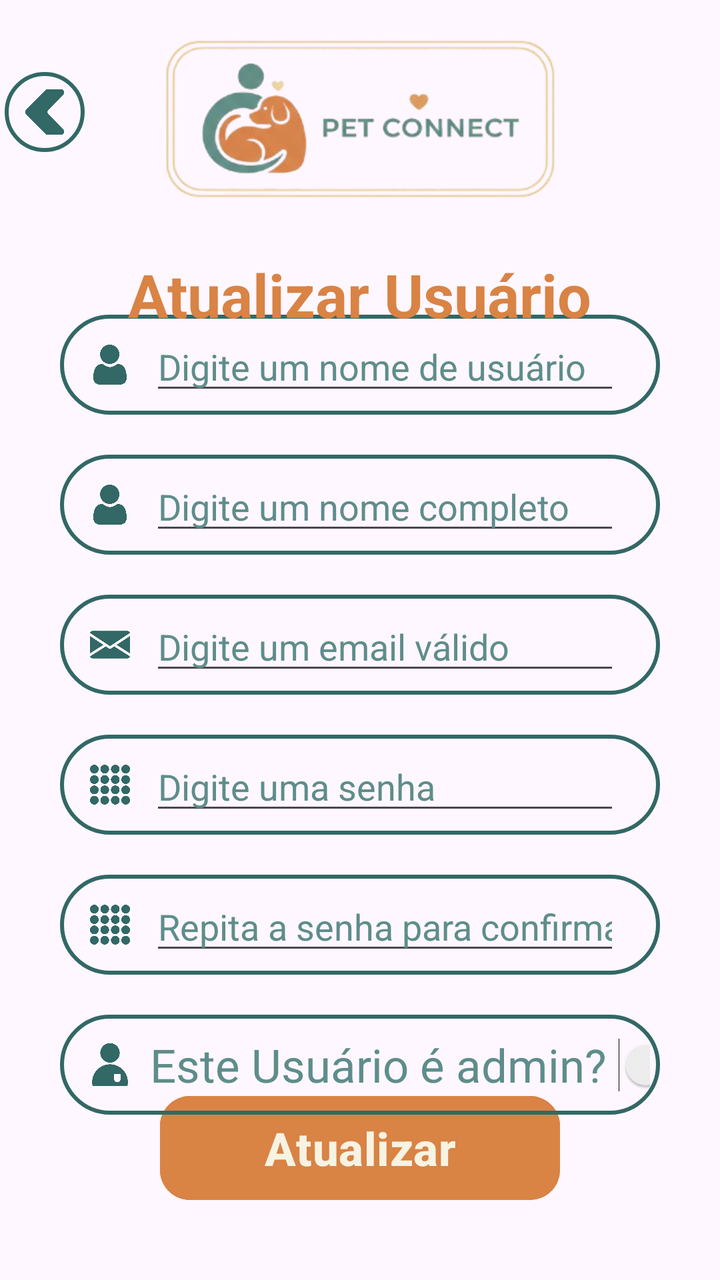
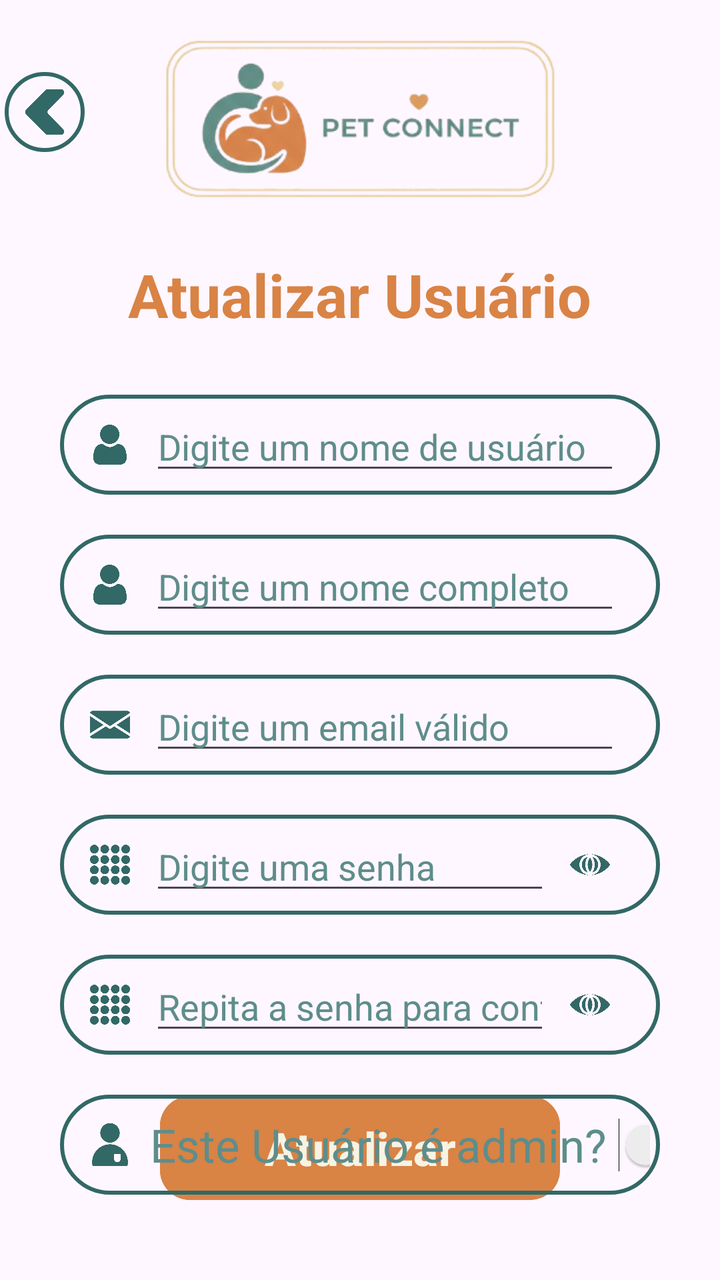

Two renders of the same Android screen: before a commit and after it. Below are the layout's source before the change and the commit's diff.
<!-- AndroidManifest.xml: application theme Theme.Android -->
<!-- res/layout/activity_user_update.xml -->
<?xml version="1.0" encoding="utf-8"?>
<androidx.constraintlayout.widget.ConstraintLayout xmlns:android="http://schemas.android.com/apk/res/android"
    xmlns:app="http://schemas.android.com/apk/res-auto"
    xmlns:tools="http://schemas.android.com/tools"
    android:id="@+id/main"
    android:layout_width="match_parent"
    android:layout_height="match_parent"
    tools:context=".ui.user.update.UpdateActivity">

    <Button
        android:id="@+id/btnUpdate"
        android:layout_width="0dp"
        android:layout_height="60dp"
        android:layout_marginStart="80dp"
        android:layout_marginEnd="80dp"
        android:layout_marginBottom="36dp"
        android:backgroundTint="@color/orange"
        android:text="@string/textBtnUpdate"
        android:textColor="@color/beige"
        android:textSize="23sp"
        android:textStyle="bold"
        app:cornerRadius="15dp"
        app:layout_constraintBottom_toBottomOf="parent"
        app:layout_constraintEnd_toEndOf="parent"
        app:layout_constraintHorizontal_bias="0.0"
        app:layout_constraintStart_toStartOf="parent" />

    <LinearLayout
        android:layout_width="0dp"
        android:layout_height="wrap_content"
        android:layout_marginStart="30dp"
        android:layout_marginEnd="30dp"
        android:orientation="vertical"
        app:layout_constraintBottom_toTopOf="@+id/btnUpdate"
        app:layout_constraintEnd_toEndOf="parent"
        app:layout_constraintHorizontal_bias="0.0"
        app:layout_constraintStart_toStartOf="parent"
        app:layout_constraintTop_toBottomOf="@+id/textView11"
        app:layout_constraintVertical_bias="0.433">

        <LinearLayout
            android:layout_width="match_parent"
            android:layout_height="wrap_content"
            android:layout_marginBottom="20dp"
            android:background="@drawable/bg_input_blue"
            android:orientation="horizontal"
            android:padding="5dp">

            <ImageView
                android:id="@+id/imageView59"
                android:layout_width="40dp"
                android:layout_height="40dp"
                android:layout_weight="0"
                android:padding="10dp"
                android:tint="@color/blueDark"
                app:srcCompat="@drawable/ic_user" />

            <EditText
                android:id="@+id/txUser_update"
                android:layout_width="wrap_content"
                android:layout_height="40dp"
                android:layout_marginRight="15dp"
                android:layout_weight="1"
                android:ems="10"
                android:hint="@string/textInputUser"
                android:inputType="text"
                android:textColor="@color/orange"
                android:textColorHint="@color/blue" />
        </LinearLayout>

        <LinearLayout
            android:layout_width="match_parent"
            android:layout_height="wrap_content"
            android:layout_marginBottom="20dp"
            android:background="@drawable/bg_input_blue"
            android:orientation="horizontal"
            android:padding="5dp">

            <ImageView
                android:id="@+id/imageView5d"
                android:layout_width="40dp"
                android:layout_height="40dp"
                android:layout_weight="0"
                android:padding="10dp"
                android:tint="@color/blueDark"
                app:srcCompat="@drawable/ic_user" />

            <EditText
                android:id="@+id/txName_update"
                android:layout_width="wrap_content"
                android:layout_height="40dp"
                android:layout_marginRight="15dp"
                android:layout_weight="1"
                android:ems="10"
                android:hint="@string/textInputName"
                android:inputType="text"
                android:textColor="@color/orange"
                android:textColorHint="@color/blue" />
        </LinearLayout>

        <LinearLayout
            android:layout_width="match_parent"
            android:layout_height="wrap_content"
            android:layout_marginBottom="20dp"
            android:background="@drawable/bg_input_blue"
            android:orientation="horizontal"
            android:padding="5dp">

            <ImageView
                android:id="@+id/imageView5e"
                android:layout_width="40dp"
                android:layout_height="40dp"
                android:layout_weight="0"
                android:padding="10dp"
                android:tint="@color/blueDark"
                app:srcCompat="@drawable/ic_email" />

            <EditText
                android:id="@+id/txEmail_update"
                android:layout_width="wrap_content"
                android:layout_height="40dp"
                android:layout_marginRight="15dp"
                android:layout_weight="1"
                android:ems="10"
                android:hint="@string/textInputEmail"
                android:inputType="text"
                android:textColor="@color/orange"
                android:textColorHint="@color/blue" />
        </LinearLayout>

        <LinearLayout
            android:layout_width="match_parent"
            android:layout_height="wrap_content"
            android:layout_marginBottom="20dp"
            android:background="@drawable/bg_input_blue"
            android:orientation="horizontal"
            android:padding="5dp">

            <ImageView
                android:id="@+id/imageView5cx"
                android:layout_width="40dp"
                android:layout_height="40dp"
                android:layout_weight="0"
                android:padding="10dp"
                android:tint="@color/blueDark"
                app:srcCompat="@drawable/ic_password" />

            <EditText
                android:id="@+id/txPassword_update"
                android:layout_width="wrap_content"
                android:layout_height="40dp"
                android:layout_marginRight="15dp"
                android:layout_weight="1"
                android:ems="10"
                android:hint="@string/textInputPassword"
                android:inputType="text"
                android:textColor="@color/orange"
                android:textColorHint="@color/blue" />
        </LinearLayout>

        <LinearLayout
            android:layout_width="match_parent"
            android:layout_height="wrap_content"
            android:layout_marginBottom="20dp"
            android:background="@drawable/bg_input_blue"
            android:orientation="horizontal"
            android:padding="5dp">

            <ImageView
                android:id="@+id/imageView5f"
                android:layout_width="40dp"
                android:layout_height="40dp"
                android:layout_weight="0"
                android:padding="10dp"
                android:tint="@color/blueDark"
                app:srcCompat="@drawable/ic_password" />

            <EditText
                android:id="@+id/txPasswordRepeat_update"
                android:layout_width="wrap_content"
                android:layout_height="40dp"
                android:layout_marginRight="15dp"
                android:layout_weight="1"
                android:ems="10"
                android:hint="@string/textInputPasswordRepeat"
                android:inputType="text"
                android:textColor="@color/orange"
                android:textColorHint="@color/blue" />
        </LinearLayout>

        <LinearLayout
            android:layout_width="match_parent"
            android:layout_height="match_parent"
            android:background="@drawable/bg_input_blue"
            android:gravity="center_vertical"
            android:orientation="horizontal"
            android:padding="5dp">

            <ImageView
                android:id="@+id/imageView5"
                android:layout_width="40dp"
                android:layout_height="40dp"
                android:layout_weight="0"
                android:padding="7dp"
                android:scaleType="centerCrop"
                android:tint="@color/blueDark"
                app:srcCompat="@drawable/ic_admin" />

            <TextView
                android:id="@+id/textView12"
                android:layout_width="wrap_content"
                android:layout_height="40dp"
                android:layout_weight="0"
                android:gravity="center"
                android:text="@string/textAdiminUpdate"
                android:textColor="@color/blue"
                android:textSize="23sp" />

            <Switch
                android:id="@+id/swAdmin_update"
                android:layout_width="60dp"
                android:layout_height="40dp"
                android:layout_weight="0"
                android:trackTint="@color/orange"
                app:thumbTint="@color/blueDark" />

        </LinearLayout>

    </LinearLayout>

    <TextView
        android:id="@+id/textView11"
        android:layout_width="wrap_content"
        android:layout_height="wrap_content"
        android:layout_marginTop="24dp"
        android:text="@string/textUpdade"
        android:textColor="@color/orange"
        android:textSize="30sp"
        android:textStyle="bold"
        app:layout_constraintEnd_toEndOf="parent"
        app:layout_constraintStart_toStartOf="parent"
        app:layout_constraintTop_toBottomOf="@+id/imageView15" />

    <ImageView
        android:id="@+id/imageView15"
        android:layout_width="271dp"
        android:layout_height="87dp"
        android:layout_marginTop="16dp"
        android:scaleType="centerCrop"
        app:layout_constraintEnd_toEndOf="parent"
        app:layout_constraintStart_toStartOf="parent"
        app:layout_constraintTop_toTopOf="parent"
        app:srcCompat="@drawable/img_logo_straight" />

    <ImageButton
        android:id="@+id/btnBack_update"
        android:layout_width="40dp"
        android:layout_height="40dp"
        android:layout_marginTop="36dp"
        android:background="@drawable/bg_input_blue"
        android:padding="7dp"
        android:scaleType="centerCrop"
        android:tint="@color/blueDark"
        app:layout_constraintEnd_toStartOf="@+id/imageView15"
        app:layout_constraintStart_toStartOf="parent"
        app:layout_constraintTop_toTopOf="parent"
        app:srcCompat="@drawable/ic_back" />
</androidx.constraintlayout.widget.ConstraintLayout>
<!-- resources referenced by this layout -->
<resources>
  <color name="beige">#F7F3E3</color>
  <color name="blue">#5E8D8B</color>
  <color name="blueDark">#326866</color>
  <color name="orange">#D98345</color>
  <!-- drawable bg_input_blue (drawable) -->
  <?xml version="1.0" encoding="utf-8"?>
  <shape xmlns:android="http://schemas.android.com/apk/res/android"
      android:shape="rectangle">
  
      <stroke
          android:width="2dp"
          android:color="#326866" />
      <corners android:radius="50dp"/>
  </shape>
  <!-- drawable ic_admin: png bitmap (drawable, 33239 bytes) -->
  <!-- drawable ic_back: png bitmap (drawable, 34847 bytes) -->
  <!-- drawable ic_email: png bitmap (drawable, 54430 bytes) -->
  <!-- drawable ic_password: png bitmap (drawable, 80617 bytes) -->
  <!-- drawable ic_user: png bitmap (drawable, 40251 bytes) -->
  <!-- drawable img_logo_straight: png bitmap (drawable, 63200 bytes) -->
  <string name="textAdiminUpdate">Este Usuário é admin?</string>
  <string name="textBtnUpdate">Atualizar</string>
  <string name="textInputEmail">Digite um email válido</string>
  <string name="textInputName">Digite um nome completo</string>
  <string name="textInputPassword">Digite uma senha</string>
  <string name="textInputPasswordRepeat">Repita a senha para confirmação</string>
  <string name="textInputUser">Digite um nome de usuário</string>
  <string name="textUpdade">Atualizar Usuário</string>
  <style name="Theme.Android" parent="Base.Theme.Android" />
  <style name="Base.Theme.Android" parent="Theme.Material3.DayNight.NoActionBar">
          
          
      </style>
</resources>

<!-- the commit's change to res/layout/activity_user_update.xml (unified diff, before → after) -->
@@ -29,14 +29,13 @@
         android:layout_width="0dp"
         android:layout_height="wrap_content"
         android:layout_marginStart="30dp"
+        android:layout_marginTop="30dp"
         android:layout_marginEnd="30dp"
         android:orientation="vertical"
-        app:layout_constraintBottom_toTopOf="@+id/btnUpdate"
         app:layout_constraintEnd_toEndOf="parent"
         app:layout_constraintHorizontal_bias="0.0"
         app:layout_constraintStart_toStartOf="parent"
-        app:layout_constraintTop_toBottomOf="@+id/textView11"
-        app:layout_constraintVertical_bias="0.433">
+        app:layout_constraintTop_toBottomOf="@+id/textView11">
 
         <LinearLayout
             android:layout_width="match_parent"
@@ -134,7 +133,8 @@
             android:layout_marginBottom="20dp"
             android:background="@drawable/bg_input_blue"
             android:orientation="horizontal"
-            android:padding="5dp">
+            android:padding="5dp"
+            android:visibility="visible">
 
             <ImageView
                 android:id="@+id/imageView5cx"
@@ -149,22 +149,33 @@
                 android:id="@+id/txPassword_update"
                 android:layout_width="wrap_content"
                 android:layout_height="40dp"
-                android:layout_marginRight="15dp"
                 android:layout_weight="1"
                 android:ems="10"
                 android:hint="@string/textInputPassword"
                 android:inputType="text"
                 android:textColor="@color/orange"
                 android:textColorHint="@color/blue" />
-        </LinearLayout>
-
-        <LinearLayout
-            android:layout_width="match_parent"
-            android:layout_height="wrap_content"
-            android:layout_marginBottom="20dp"
-            android:background="@drawable/bg_input_blue"
-            android:orientation="horizontal"
-            android:padding="5dp">
+
+            <ImageButton
+                android:id="@+id/btnEye_update"
+                android:layout_width="40dp"
+                android:layout_height="40dp"
+                android:layout_marginRight="10dp"
+                android:layout_weight="0"
+                android:backgroundTint="@android:color/transparent"
+                android:scaleType="centerCrop"
+                android:src="@drawable/ic_eye_close"
+                android:tint="@color/blueDark" />
+        </LinearLayout>
+
+        <LinearLayout
+            android:layout_width="match_parent"
+            android:layout_height="wrap_content"
+            android:layout_marginBottom="20dp"
+            android:background="@drawable/bg_input_blue"
+            android:orientation="horizontal"
+            android:padding="5dp"
+            android:visibility="visible">
 
             <ImageView
                 android:id="@+id/imageView5f"
@@ -179,13 +190,23 @@
                 android:id="@+id/txPasswordRepeat_update"
                 android:layout_width="wrap_content"
                 android:layout_height="40dp"
-                android:layout_marginRight="15dp"
                 android:layout_weight="1"
                 android:ems="10"
                 android:hint="@string/textInputPasswordRepeat"
                 android:inputType="text"
                 android:textColor="@color/orange"
                 android:textColorHint="@color/blue" />
+
+            <ImageButton
+                android:id="@+id/btnEyeRepeat_update"
+                android:layout_width="40dp"
+                android:layout_height="40dp"
+                android:layout_marginRight="10dp"
+                android:layout_weight="0"
+                android:backgroundTint="@android:color/transparent"
+                android:scaleType="centerCrop"
+                android:src="@drawable/ic_eye_close"
+                android:tint="@color/blueDark" />
         </LinearLayout>
 
         <LinearLayout
<!-- resource entries referenced after the edit -->
@@ -17,6 +17,7 @@
   <!-- drawable ic_admin: png bitmap (drawable, 33239 bytes) -->
   <!-- drawable ic_back: png bitmap (drawable, 34847 bytes) -->
   <!-- drawable ic_email: png bitmap (drawable, 54430 bytes) -->
+  <!-- drawable ic_eye_close: png bitmap (drawable, 55817 bytes) -->
   <!-- drawable ic_password: png bitmap (drawable, 80617 bytes) -->
   <!-- drawable ic_user: png bitmap (drawable, 40251 bytes) -->
   <!-- drawable img_logo_straight: png bitmap (drawable, 63200 bytes) -->
